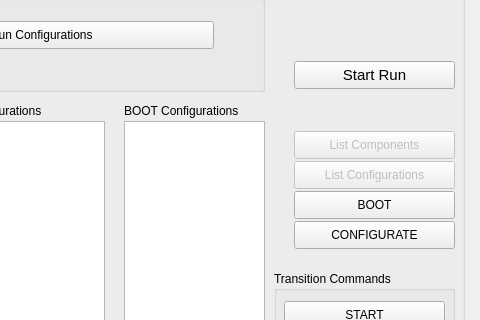
Qt form artdaq-runcontrol/mainwindow.ui (ikatza/ArtDaq-RunControl-GUI) before a commit; both pictures show x 606 to 1086 and y 106 to 426 of the 1086 by 588 pixel window.
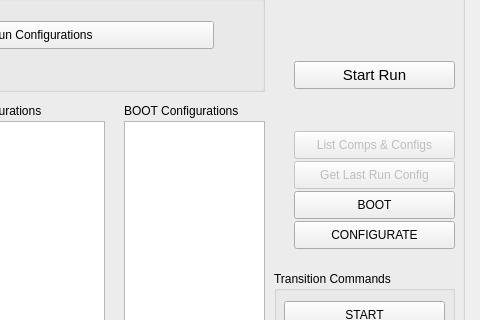
The same form after that commit.

Commit message: Added feature: List Components & Configurations with one button; Changed name of unused button to Get Last Run Config

Patch:
```diff
--- a/artdaq-runcontrol/mainwindow.ui
+++ b/artdaq-runcontrol/mainwindow.ui
@@ -140,7 +140,7 @@
       </rect>
      </property>
      <property name="text">
-      <string>List Components</string>
+      <string>List Comps &amp;&amp; Configs</string>
      </property>
     </widget>
     <widget class="QListView" name="lvComponents">
@@ -202,7 +202,7 @@
       </rect>
      </property>
      <property name="text">
-      <string>List Configurations</string>
+      <string>Get Last Run Config</string>
      </property>
     </widget>
     <widget class="QListView" name="lvConfigBOOT">
```
Left out of the diff: 2 changed lines with no effect on the pictures. The commit also changes 2 other files.
